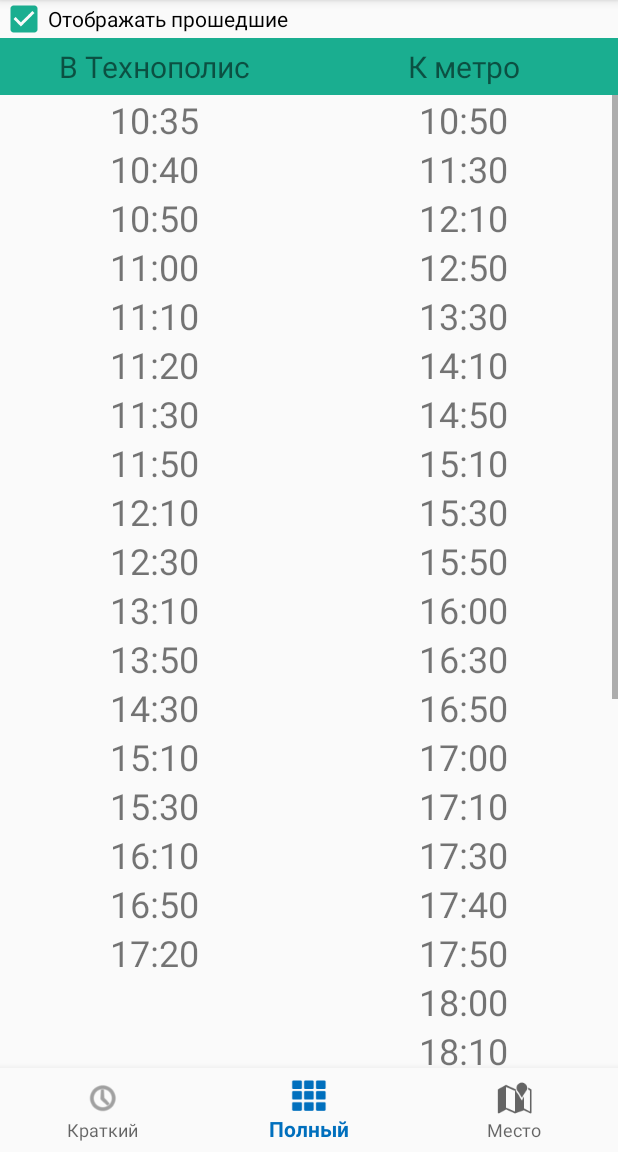
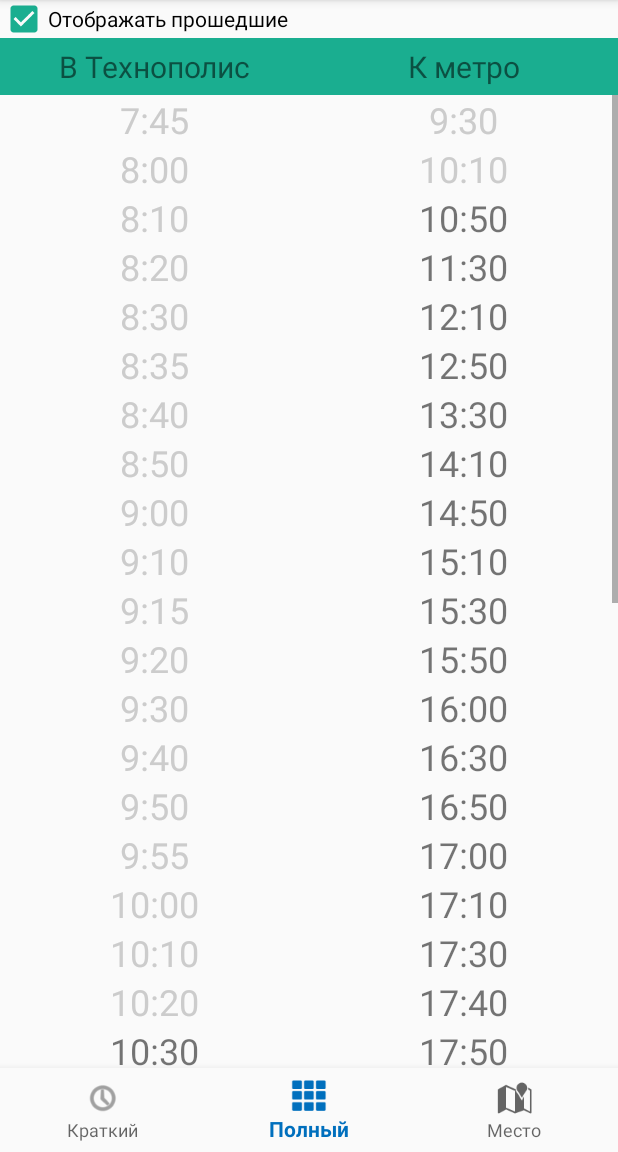
Before and after one commit to Donutellko/TechnopolisShuttle, an Android app: the screen it shows after launch (MainActivity), item 2 of the bottom bar chosen, on a phone screen of 412 x 824 dp, the part 84-1236 px from its top. Run offline under Robolectric (Android 15) with nearby library versions, the phone set to English and light mode, and no system bars.

Commit message:
Getting server IP from text hoster, and something else I dont remember

```diff
--- a/app/src/main/java/com/donutellko/technopolisshuttle/DataLoader.java
+++ b/app/src/main/java/com/donutellko/technopolisshuttle/DataLoader.java
@@ -129,21 +129,22 @@ public class DataLoader {
 		if (s == null)
 			s = getJsonDefault();
 
-		Log.i("JSON!", s);
+		Log.i("Got offline JSON: ", s);
 
 		return s;
 	}
 
 	public void updateJsonOnline() {
 //		AsyncTask<String, Void, String> lol =
-		new JsonGetter().execute(Settings.singleton.serverIp + "/schedule");
+//		new JsonGetter().execute(Settings.singleton.serverIpContainerAddress + "/schedule");
+		new JsonGetter().execute();
 	}
 
-	@Deprecated
-	public void getJsonOnline() {
-		Log.i("getJsonOnline()", "trying to load online");
-		AsyncTask<String, Void, Void> lol = new JsonGetter().execute(Settings.singleton.serverIp + "/schedule");
-	}
+	//@Deprecated
+	//public void getJsonOnline() {
+	//	Log.i("getJsonOnline()", "trying to load online");
+	//	AsyncTask<String, Void, Void> lol = new JsonGetter().execute(Settings.singleton.serverIpContainerAddress + "/schedule");
+	//}
 
 	private String getJsonCached() {
 		Log.i("getJsonCaches()", "trying to load from cache");
@@ -244,18 +245,19 @@ class TimeTable {
 }
 
 
-class JsonGetter extends AsyncTask<String, Void, Void> {
+class JsonGetter extends AsyncTask<Void, Void, Void> {
 	@Override
-	protected Void doInBackground(String... strings) {
+	protected Void doInBackground(Void... voids) {
 		try {
-			String s = (getJson(strings[0]));
-			if (s == null) throw new Exception("ара!");
+			String s = (getDataFromUrl(getServerIp() + "/schedule"));
+			if (s.equals("") || s.equals("{\"fromOffice\":[],\"toOffice\":[]}"))
+				throw new Exception("Пришёл такой се ответ!!!");
 
 			Settings.singleton.jsonCached = s;
 			Settings.singleton.savePreferences(MainActivity.applicationContext);
 			Date date = Calendar.getInstance().getTime();
 			Settings.singleton.jsonLastSync =
-					date.getYear() + "." + date.getMonth() + "." + date.getDay() + " " +
+					1900 + date.getYear() + "." + date.getMonth() + "." + date.getDay() + " " +
 					date.getHours() + ":" + date.getMinutes();
 			MainActivity.viewNotifier("Расписание синхронизировано!");
 			MainActivity.updateTimeTable(DataLoader.singleton.getJsonTimeTable(s));
@@ -266,7 +268,7 @@ class JsonGetter extends AsyncTask<String, Void, Void> {
 		return null;
 	}
 
-	public static String getJson(String url_s) throws Exception {
+	public static String getDataFromUrl(String url_s) throws Exception {
 		String result = null;
 
 		BufferedReader reader = null;
@@ -290,8 +292,23 @@ class JsonGetter extends AsyncTask<String, Void, Void> {
 				reader.close();
 		}
 
-		Log.i("JSOOOOOOON STATHAM!", result);
+		Log.i("GOT ONLINE DATA!!!", result);
 		return result;
 	}
 
+	public static String getServerIp() {
+		String url = Settings.singleton.serverIpContainerAddress;
+		try {
+			String page = getDataFromUrl(url);
+			int begin = page.indexOf("URL=");
+			int end = page.indexOf("=URL");
+			String result = page.substring(begin + 4, end);
+			Log.e("FOUND URL", result);
+			return result;
+		} catch (Exception e) {
+			e.printStackTrace();
+		}
+		return null;
+	}
+
 }
--- a/app/src/main/java/com/donutellko/technopolisshuttle/FullScheduleView.java
+++ b/app/src/main/java/com/donutellko/technopolisshuttle/FullScheduleView.java
@@ -24,7 +24,6 @@ import static com.donutellko.technopolisshuttle.MainActivity.timeTable;
 public class FullScheduleView extends SView {
 	private final int LAYOUT_RESOURCE = R.layout.full_layout;
 	private CheckBox showPastCheckBox;
-	private boolean showPastState;
 	LinearLayout content;
 
 	public FullScheduleView(Context context) {
@@ -53,10 +52,6 @@ public class FullScheduleView extends SView {
 		content.addView(makeTwoColumnsTable());
 	}
 
-	public void setShowPastCheckBoxState(boolean b) {
-		showPastCheckBox.setChecked(showPastState);
-	}
-
 	private View makeTwoColumnsTable() {
 		ScrollView result = new ScrollView(context);
 		TableLayout table = new TableLayout(context);
@@ -68,7 +63,7 @@ public class FullScheduleView extends SView {
 				from = new ArrayList<>(),
 				to = new ArrayList<>();
 
-		if (showPastState) {
+		if (settings.showPast) {
 			int max = timeTable.from.length;
 			if (timeTable.to.length > max) max = timeTable.to.length;
 			for (int i = 0; i < max; i++) {
@@ -121,7 +116,7 @@ public class FullScheduleView extends SView {
 		@Override
 		public void onCheckedChanged(CompoundButton compoundButton, boolean b) {
 			Log.i("listener", "showPast changed");
-			showPastState = compoundButton.isChecked();
+			settings.showPast = compoundButton.isChecked();
 			updateView();
 		}
 	};
--- a/app/src/main/java/com/donutellko/technopolisshuttle/MainActivity.java
+++ b/app/src/main/java/com/donutellko/technopolisshuttle/MainActivity.java
@@ -1,10 +1,13 @@
 package com.donutellko.technopolisshuttle;
 
+import android.content.Intent;
+import android.net.Uri;
 import android.support.design.widget.BottomNavigationView;
 import android.support.v7.app.AppCompatActivity;
 import android.support.design.widget.Snackbar;
 import android.support.annotation.NonNull;
 import android.view.LayoutInflater;
+import android.view.Window;
 import android.widget.LinearLayout;
 import android.os.CountDownTimer;
 import android.content.Context;
@@ -18,9 +21,13 @@ import java.util.Calendar;
 
 import com.google.android.gms.maps.model.LatLng;
 
+import static android.widget.Toast.LENGTH_SHORT;
+
 public class MainActivity extends AppCompatActivity {
 
 	public static Context applicationContext;
+	public static Window getWindow;
+	private static boolean needtoUpdateTimeTable = false;
 
 	private LatLng
 			coordsTechnopolis = new LatLng(59.818026, 30.327783),
@@ -35,8 +42,8 @@ public class MainActivity extends AppCompatActivity {
 
 	static ShortScheduleView shortView;
 	static FullScheduleView fullView;
-	MapView mapView;
-	SettingsView settingsView;
+	static MapView mapView;
+	static SettingsView settingsView;
 
 	public static LayoutInflater layoutInflater;
 	public static Settings settings = Settings.singleton;
@@ -44,7 +51,7 @@ public class MainActivity extends AppCompatActivity {
 //	LocationManager locationManager;
 //	static SLocationListener locationListener;
 
-	enum State {SHORT_VIEW, FULL_VIEW, MAP_VIEW, SETTINGS_VIEW}
+	enum State {SHORT_VIEW, FULL_VIEW, MAP_VIEW, SETTINGS_VIEW, HELP_VIEW, ABOUT_VIEW}
 
 	@Override
 	protected void onCreate(Bundle savedInstanceState) {
@@ -52,8 +59,9 @@ public class MainActivity extends AppCompatActivity {
 		setContentView(R.layout.activity_main);
 
 		applicationContext = getApplicationContext();
+		getWindow = getWindow();
 
-		if (settings.loadPreferences(getApplicationContext()))
+		if (settings.loadPreferences(applicationContext))
 			Log.i("Preferences", "loaded");
 		else
 			Log.i("Preferences", "not found");
@@ -68,12 +76,11 @@ public class MainActivity extends AppCompatActivity {
 		dataLoader = new DataLoader();
 		timeTable = dataLoader.updateJsonInfo();
 
-		Context context = this;
-		shortView = new ShortScheduleView(context);
-		fullView =  new FullScheduleView (context);
-		mapView =   new MapView(context, getFragmentManager(), coordsTechnopolis, coordsUnderground);
+		shortView = new ShortScheduleView(this);
+		fullView =  new FullScheduleView (this);
+		mapView =   new MapView(this, getFragmentManager(), coordsTechnopolis, coordsUnderground);
 
-		settingsView = new SettingsView(context);
+		settingsView = new SettingsView(this);
 
 		changeView(settings.currentState);
 
@@ -100,18 +107,26 @@ public class MainActivity extends AppCompatActivity {
 		Snackbar.make(contentBlock, s, Snackbar.LENGTH_SHORT)
 				.setAction("Action", null).show();
 	}
+
 	public static void viewToast(String s) {
 		Toast toast = Toast.makeText(applicationContext,
-				s, Toast.LENGTH_SHORT);
+				s, LENGTH_SHORT);
 		toast.show();
 	}
 
 	public static void updateTimeTable(TimeTable timeTable1) {
 		timeTable = timeTable1;
-		if (settings.currentState == MainActivity.State.FULL_VIEW)
-			fullView.updateView();
-		else if (settings.currentState == State.SHORT_VIEW)
-			shortView.updateView();
+		needtoUpdateTimeTable = true;
+	}
+
+	private void checkUpdatedTimeTable() {
+		if (needtoUpdateTimeTable) {
+			needtoUpdateTimeTable = false;
+			if (settings.currentState == MainActivity.State.FULL_VIEW)
+				fullView.updateView();
+			else if (settings.currentState == State.SHORT_VIEW)
+				shortView.updateView();
+		}
 	}
 
 	@Override
@@ -122,15 +137,20 @@ public class MainActivity extends AppCompatActivity {
 				dataLoader.updateJsonOnline();
 				return true;
 			case R.id.action_settings:
+				settings.currentState = State.SETTINGS_VIEW;
 				setContent(settingsView);
 				return true;
 			case R.id.action_change:
-				viewNotifier("Not available yet");
+				Intent browserIntent = new Intent(Intent.ACTION_VIEW, Uri.parse("https://docs.google.com/spreadsheets/d/1yajaDHYL4pWad_cYUAab1C2ZypiYTDg2Vqxe3zmWDiI"));
+				startActivity(browserIntent);
+//				viewNotifier("Not available yet");
 				return true;
 			case R.id.action_help:
+				settings.currentState = State.HELP_VIEW;
 				viewNotifier("Not available yet");
 				return true;
 			case R.id.action_about:
+				settings.currentState = State.ABOUT_VIEW;
 				viewNotifier("Not available yet");
 				return true;
 			default:
@@ -152,7 +172,25 @@ public class MainActivity extends AppCompatActivity {
 		Log.i("onDestroy", "Method called");
 	}
 
-	public void setContent(SView sView) {
+
+	// При нажатии "назад" возвращение из меню в основную часть, при двойном выход
+	private long backPressedTime = 0;
+	@Override
+	public void onBackPressed() {
+		if (settings.currentState == State.FULL_VIEW || settings.currentState == State.SHORT_VIEW || settings.currentState == State.MAP_VIEW) {
+			long time = Calendar.getInstance().getTimeInMillis();
+			if (time - backPressedTime < LENGTH_SHORT)
+				super.onBackPressed();
+			else {
+				viewSnackbar("Нажмите повторно для выхода");
+				backPressedTime = time;
+			}
+		} else {
+			navigation.setSelectedItemId(navigation.getSelectedItemId()); // заново вызываем текущий стейт (шорт, фул или мап)
+		}
+	}
+
+	public static void setContent(SView sView) {
 		Log.i("setContent", "Method called");
 		contentBlock.removeAllViews();
 		contentBlock.addView(sView.getView());
@@ -162,6 +200,7 @@ public class MainActivity extends AppCompatActivity {
 		return new CountDownTimer(Long.MAX_VALUE, interval) {
 			@Override
 			public void onTick(long millisUntilFinished) {
+				checkUpdatedTimeTable();
 				switch (MainActivity.settings.currentState) {
 					case SHORT_VIEW:
 						shortView.updateView();
@@ -173,7 +212,8 @@ public class MainActivity extends AppCompatActivity {
 //						mapView.updateView();
 						break;
 					case SETTINGS_VIEW:
-						settingsView.updateView();
+//						settingsView.updateView();
+						break;
 					default:
 						Log.e("Хьюстон!", "У нас проблемы!");
 				}
--- a/app/src/main/java/com/donutellko/technopolisshuttle/MapView.java
+++ b/app/src/main/java/com/donutellko/technopolisshuttle/MapView.java
@@ -70,7 +70,7 @@ public class MapView extends SView implements OnMapReadyCallback {
 		CameraUpdate cameraUpdate = CameraUpdateFactory.newLatLngBounds(bounds, 0);
 //		map.moveCamera(cameraUpdate);
 
-		try {
+		try { // В случае вылета из-за карты открывается ShortView, чтобы работать при следующем запуске
 			map.moveCamera(CameraUpdateFactory.newLatLngBounds(bounds, 0));
 		} catch (Exception e) {
 			Settings.singleton.currentState = MainActivity.State.SHORT_VIEW;
--- a/app/src/main/java/com/donutellko/technopolisshuttle/Settings.java
+++ b/app/src/main/java/com/donutellko/technopolisshuttle/Settings.java
@@ -8,6 +8,7 @@ import com.donutellko.technopolisshuttle.MainActivity;
 
 public class Settings {
 	public static Settings singleton = new Settings();
+	private SharedPreferences sp;
 
 	public Settings() {
 	}
@@ -20,7 +21,7 @@ public class Settings {
 	public float distanceToShowFrom = 2;
 	public boolean showToast = false;
 	public boolean noSnackbar = false;
-	public String serverIp = "http://192.168.0.100:8081";
+	public String serverIpContainerAddress = "http://freetexthost.com/ppk46tkyqd"; //"http://192.168.0.100:8081"; // "http://188.134.12.107:8081";
 	public String jsonCached = null;
 	public String jsonLastSync = "2017.07.14 14:54";
 	public int connection_timeout = 500;
@@ -29,18 +30,18 @@ public class Settings {
 	private String
 			countToShowOnShort_s = "countToShowOnShort_s",
 			currentState_s = "currentState",
-			showPast_s = "shopPast",
+			showPast_s = "showPast",
 			distanceToShowFrom_s = "distanceToShowFrom",
 			jsonCached_s = "jsonCached",
 			showToast_s = "showToast",
 			noSnackbar_s = "noSnackbar",
-			serverIp_s = "serverIp",
+			serverIpContainerAddress_s = "serverIpContainerAddress",
 			connection_timeout_s = "connection_timeout",
 			jsonLastSync_s = "jsonLastSync";
 
 
 	public boolean loadPreferences(Context context) {
-		SharedPreferences sp = context.getSharedPreferences("settings", Context.MODE_PRIVATE);
+		sp = context.getSharedPreferences("settings", Context.MODE_PRIVATE);
 
 		currentState = MainActivity.State.values()[
 				sp.getInt(currentState_s, currentState.ordinal())];
@@ -50,24 +51,25 @@ public class Settings {
 		jsonCached = sp.getString(jsonCached_s, jsonCached);
 		showToast = sp.getBoolean(showToast_s, showToast);
 		noSnackbar = sp.getBoolean(noSnackbar_s, noSnackbar);
-		serverIp = sp.getString(serverIp_s, serverIp);
+		serverIpContainerAddress = sp.getString(serverIpContainerAddress_s, serverIpContainerAddress);
 		jsonLastSync = sp.getString(jsonLastSync_s, jsonLastSync);
 		connection_timeout = sp.getInt(connection_timeout_s, connection_timeout);
 
+		Log.i("loadPreferences()", "loaded " + currentState.name() + ":" + currentState.ordinal());
 		return true;
 	}
 
 	public void savePreferences(Context context) {
 		SharedPreferences.Editor sp = context.getSharedPreferences("settings", Context.MODE_PRIVATE).edit();
-
 		sp.putInt(countToShowOnShort_s, countToShowOnShort);
-		sp.putInt(currentState_s, currentState.ordinal());
+		if (currentState.ordinal() < 3)
+			sp.putInt(currentState_s, currentState.ordinal());
 		sp.putBoolean(showPast_s, showPast);
 		if (jsonCached != null)
 			sp.putString(jsonCached_s, jsonCached);
 		sp.putBoolean(showToast_s, showToast);
 		sp.putBoolean(noSnackbar_s, noSnackbar);
-		sp.putString(serverIp_s, serverIp);
+		sp.putString(serverIpContainerAddress_s, serverIpContainerAddress);
 		sp.putString(jsonLastSync_s, jsonLastSync);
 		sp.putInt(connection_timeout_s, connection_timeout);
 
@@ -76,7 +78,12 @@ public class Settings {
 	}
 
 	public void reset() {
+
+		sp.edit().clear().commit();
 		singleton = new Settings();
-		singleton.savePreferences(MainActivity.applicationContext);
+		Log.i("reset", "настройки сброшены... должны быть");
+		//singleton.savePreferences(MainActivity.applicationContext);
+
+		Log.i("reset", "восстановлены значения " + singleton.connection_timeout + " и " + singleton.serverIpContainerAddress);
 	}
 }
--- a/app/src/main/java/com/donutellko/technopolisshuttle/SettingsView.java
+++ b/app/src/main/java/com/donutellko/technopolisshuttle/SettingsView.java
@@ -1,12 +1,11 @@
 package com.donutellko.technopolisshuttle;
 
 import android.content.Context;
+import android.view.WindowManager;
 import android.widget.Button;
 import android.widget.CheckBox;
 import android.widget.EditText;
-import android.view.KeyEvent;
 import android.view.View;
-import android.util.Log;
 
 /**
  * Created by donat on 7/13/17.
@@ -15,35 +14,31 @@ import android.util.Log;
 public class SettingsView extends SView {
 	int LAYOUT_RESOURCE = R.layout.settings_layout;
 	Settings settings = Settings.singleton;
-	EditText countOnShort, technoRadius, serverIp, timeout;
+	EditText countOnShort, technoRadius, serverIpContainerAddress, timeout;
 	Button resetButton, saveButton, closeButton;
 	CheckBox noSnackbar, useToast;
 
 
 	public SettingsView(Context context) {
 		super(context);
+		view = View.inflate(context, LAYOUT_RESOURCE, null);
 		prepareView();
 	}
 
 	@Override
 	public void prepareView() {
-		view = View.inflate(context, LAYOUT_RESOURCE, null);
 
-		serverIp = view.findViewById(R.id.server_ip);
-		serverIp.setText(settings.serverIp + "");
-//		serverIp.setOnKeyListener(serverIpListener);
+		serverIpContainerAddress = view.findViewById(R.id.server_ip);
+		serverIpContainerAddress.setText(settings.serverIpContainerAddress + "");
 
 		timeout = view.findViewById(R.id.timeout);
 		timeout.setText(settings.connection_timeout + "");
-//		timeout.setOnKeyListener(timeoutListener);
 
 		countOnShort = view.findViewById(R.id.count_to_show_on_short);
 		countOnShort.setText(settings.countToShowOnShort + "");
-//		countOnShort.setOnKeyListener(countOnShortListener);
 
 		technoRadius = view.findViewById(R.id.techno_radius);
 		technoRadius.setText(settings.distanceToShowFrom + "");
-//		technoRadius.setOnKeyListener(technoRadiusListener);
 
 
 		noSnackbar = view.findViewById(R.id.no_snackbar);
@@ -72,72 +67,13 @@ public class SettingsView extends SView {
 		throw new UnsupportedOperationException("updateView не должно вызываться у SettingsView");
 	}
 
-/*	private EditText.OnKeyListener countOnShortListener
-			= new EditText.OnKeyListener() {
-		@Override
-		public boolean onKey(View view, int keyCode, KeyEvent keyEvent) {
-			if (keyEvent.getAction() == KeyEvent.ACTION_DOWN &&
-					(keyCode == KeyEvent.KEYCODE_ENTER)) {
-				settings.countToShowOnShort = Integer.parseInt(countOnShort.getText() + "");
-				Log.i("editor", "lol " + settings.countToShowOnShort);
-				MainActivity.viewNotifier("Сохранено!");
-				return true;
-			}
-			return false;
-		}
-	};
-
-	private EditText.OnKeyListener serverIpListener
-			= new EditText.OnKeyListener() {
-		@Override
-		public boolean onKey(View view, int keyCode, KeyEvent keyEvent) {
-			if (keyEvent.getAction() == KeyEvent.ACTION_DOWN &&
-					(keyCode == KeyEvent.KEYCODE_ENTER)) {
-				settings.serverIp = serverIp.getText().toString();
-				Log.i("editor", "lol " + serverIp);
-				MainActivity.viewNotifier("Сохранено!");
-				return true;
-			}
-			return false;
-		}
-	};
-
-	private EditText.OnKeyListener timeoutListener
-			= new EditText.OnKeyListener() {
-		@Override
-		public boolean onKey(View view, int keyCode, KeyEvent keyEvent) {
-			if (keyEvent.getAction() == KeyEvent.ACTION_DOWN &&
-					(keyCode == KeyEvent.KEYCODE_ENTER)) {
-				settings.connection_timeout = Integer.parseInt(timeout.getText() + "");
-				Log.i("editor", "lol " + settings.connection_timeout);
-				MainActivity.viewNotifier("Сохранено!");
-				return true;
-			}
-			return false;
-		}
-	};
-
-
-	private EditText.OnKeyListener technoRadiusListener
-			= new EditText.OnKeyListener() {
-		@Override
-		public boolean onKey(View view, int keyCode, KeyEvent keyEvent) {
-			if (keyEvent.getAction() == KeyEvent.ACTION_DOWN &&
-					(keyCode == KeyEvent.KEYCODE_ENTER)) {
-				settings.distanceToShowFrom = Float.parseFloat(technoRadius.getText() + "");
-				Log.i("editor", "lol " + settings.distanceToShowFrom);
-				MainActivity.viewNotifier("Сохранено!");
-				return true;
-			}
-			return false;
-		}
-	};*/
-
 	private Button.OnClickListener resetListener = new Button.OnClickListener() {
 		@Override
 		public void onClick(View view) {
 			settings.reset();
+			MainActivity.viewNotifier("Настройки сброшены!");
 			prepareView();
+			MainActivity.setContent(MainActivity.settingsView);
 		}
 	};
 
@@ -147,16 +83,18 @@ public class SettingsView extends SView {
 			if (technoRadius.getText().toString().equals("") || technoRadius.getText().toString().equals(""))
 				MainActivity.viewNotifier("Введены некорректные значения");
 			else {
+				MainActivity.getWindow.setSoftInputMode(WindowManager.LayoutParams.SOFT_INPUT_STATE_ALWAYS_HIDDEN);
 				settings.distanceToShowFrom = Float.parseFloat(technoRadius.getText() + "");
 				settings.connection_timeout = Integer.parseInt(timeout.getText() + "");
 				settings.countToShowOnShort = Integer.parseInt(countOnShort.getText() + "");
-				settings.serverIp = serverIp.getText().toString();
+				settings.serverIpContainerAddress = serverIpContainerAddress.getText().toString();
 
 				settings.noSnackbar = noSnackbar.isChecked();
 				settings.showToast = useToast.isChecked();
 
 				settings.savePreferences(MainActivity.applicationContext);
 				MainActivity.viewNotifier("Сохранено!");
+//				MainActivity.navigation.setSelectedItemId(MainActivity.navigation.getSelectedItemId());
 			}
 		}
 	};
@@ -164,7 +102,7 @@ public class SettingsView extends SView {
 	private Button.OnClickListener closeListener = new Button.OnClickListener() { //TODO: нормальная проверка
 		@Override
 		public void onClick(View view) {
-			MainActivity.changeView(settings.currentState);
+			MainActivity.navigation.setSelectedItemId(MainActivity.navigation.getSelectedItemId());
 		}
 	};
 
--- a/app/src/main/java/com/donutellko/technopolisshuttle/ShortScheduleView.java
+++ b/app/src/main/java/com/donutellko/technopolisshuttle/ShortScheduleView.java
@@ -40,7 +40,7 @@ public class ShortScheduleView extends SView {
 	public void prepareView() {
 		int weekday = getWeekdayNumber();
 
-		LinearLayout container = (LinearLayout) view.findViewById(R.id.container);
+		LinearLayout container = view.findViewById(R.id.container);
 		container.addView(View.inflate(context, R.layout.short_head, null));
 		ScrollView scrollView = new ScrollView(context);
 		table = new TableLayout(context);
--- a/app/src/main/res/layout/settings_layout.xml
+++ b/app/src/main/res/layout/settings_layout.xml
@@ -24,11 +24,11 @@
             android:id="@+id/server_ip"
             android:layout_width="wrap_content"
             android:layout_height="wrap_content"
+            android:layout_weight="4.02"
             android:ems="10"
-            android:inputType="number"
+            android:inputType="textUri"
             android:text="http://192.168.0.100:8081"
-            android:textAlignment="center"
-            android:layout_weight="4.02"/>
+            android:textAlignment="center"/>
 
     </LinearLayout>
 
```
